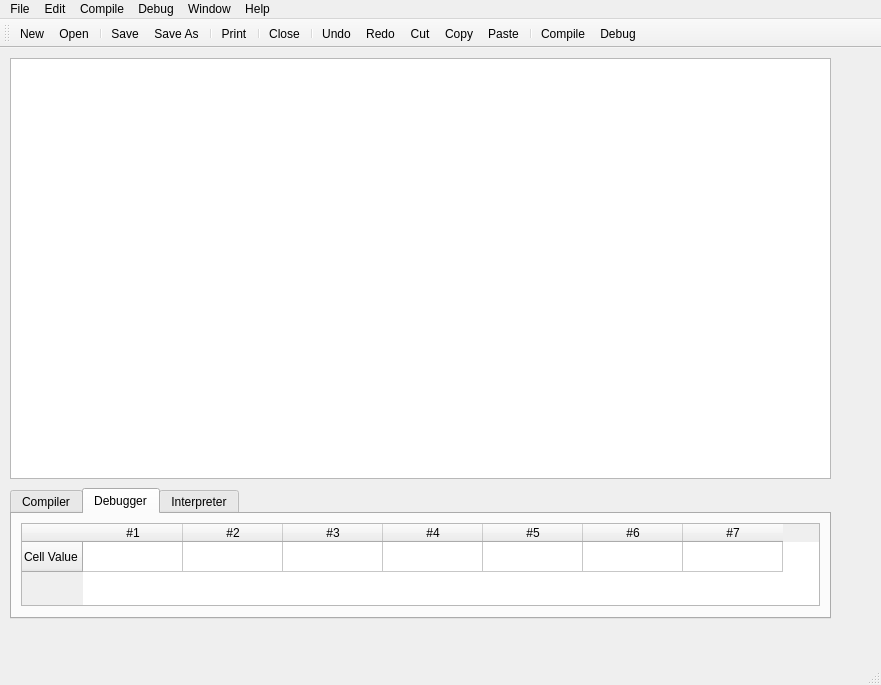
First picture: the form in trunk/src/mainwindow.ui, repository BackupTheBerlios/bf-dev-svn, before the edit.
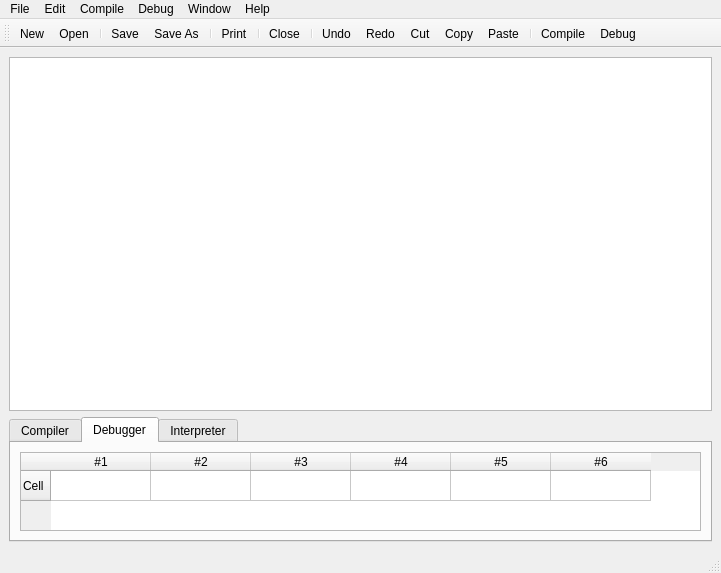
Second picture: the form after the edit. The open tabs and pages were chosen to show the change. Icons and pictures are not drawn.

The edit to the form file:
```diff
--- a/trunk/src/mainwindow.ui
+++ b/trunk/src/mainwindow.ui
@@ -8,78 +8,86 @@
    <rect>
     <x>0</x>
     <y>0</y>
-    <width>881</width>
-    <height>685</height>
+    <width>721</width>
+    <height>573</height>
    </rect>
   </property>
   <property name="windowTitle" >
    <string>Brainfuck Studio</string>
   </property>
   <widget class="QWidget" name="centralwidget" >
+   <layout class="QVBoxLayout" >
+    <property name="margin" >
+     <number>9</number>
+    </property>
+    <property name="spacing" >
+     <number>6</number>
+    </property>
+    <item>
+     <widget class="QTextEdit" name="textEdit_3" >
+      <property name="sizePolicy" >
+       <sizepolicy>
+        <hsizetype>7</hsizetype>
+        <vsizetype>7</vsizetype>
+        <horstretch>0</horstretch>
+        <verstretch>0</verstretch>
+       </sizepolicy>
+      </property>
+     </widget>
+    </item>
+    <item>
    <widget class="QTabWidget" name="tabWidget" >
-    <property name="geometry" >
-     <rect>
-      <x>10</x>
-      <y>440</y>
-      <width>821</width>
-      <height>131</height>
-     </rect>
+      <property name="minimumSize" >
+       <size>
+        <width>0</width>
+        <height>125</height>
+       </size>
+      </property>
+      <property name="maximumSize" >
+       <size>
+        <width>16777215</width>
+        <height>125</height>
+       </size>
     </property>
     <property name="currentIndex" >
-     <number>1</number>
+       <number>0</number>
     </property>
     <widget class="QWidget" name="tab" >
      <attribute name="title" >
       <string>Compiler</string>
      </attribute>
-     <widget class="QTextEdit" name="textEdit_2" >
-      <property name="geometry" >
-       <rect>
-        <x>10</x>
-        <y>10</y>
-        <width>801</width>
-        <height>91</height>
-       </rect>
-      </property>
+       <layout class="QVBoxLayout" >
+        <property name="margin" >
+         <number>9</number>
+        </property>
+        <property name="spacing" >
+         <number>6</number>
+        </property>
+        <item>
+         <widget class="QTextEdit" name="textEdit" >
       <property name="readOnly" >
        <bool>true</bool>
       </property>
      </widget>
+        </item>
+       </layout>
     </widget>
     <widget class="QWidget" name="tab_2" >
      <attribute name="title" >
       <string>Debugger</string>
      </attribute>
+       <layout class="QVBoxLayout" >
+        <property name="margin" >
+         <number>9</number>
+        </property>
+        <property name="spacing" >
+         <number>6</number>
+        </property>
+        <item>
      <widget class="QTableWidget" name="tableWidget" >
-      <property name="geometry" >
-       <rect>
-        <x>9</x>
-        <y>9</y>
-        <width>799</width>
-        <height>83</height>
-       </rect>
-      </property>
-      <property name="autoFillBackground" >
-       <bool>false</bool>
-      </property>
-      <property name="alternatingRowColors" >
-       <bool>true</bool>
-      </property>
-      <property name="iconSize" >
-       <size>
-        <width>0</width>
-        <height>0</height>
-       </size>
-      </property>
-      <property name="showGrid" >
-       <bool>true</bool>
-      </property>
-      <property name="gridStyle" >
-       <enum>Qt::SolidLine</enum>
-      </property>
       <row>
        <property name="text" >
-        <string>Cell Value</string>
+            <string>Cell </string>
        </property>
       </row>
       <column>
@@ -112,49 +120,40 @@
         <string>#6</string>
        </property>
       </column>
-      <column>
-       <property name="text" >
-        <string>#7</string>
-       </property>
-      </column>
-     </widget>
+         </widget>
+        </item>
+       </layout>
     </widget>
     <widget class="QWidget" name="tab_3" >
      <attribute name="title" >
       <string>Interpreter</string>
      </attribute>
-     <widget class="QTextEdit" name="textEdit" >
-      <property name="geometry" >
-       <rect>
-        <x>10</x>
-        <y>10</y>
-        <width>801</width>
-        <height>91</height>
-       </rect>
-      </property>
+       <layout class="QVBoxLayout" >
+        <property name="margin" >
+         <number>9</number>
+        </property>
+        <property name="spacing" >
+         <number>6</number>
+        </property>
+        <item>
+         <widget class="QTextEdit" name="textEdit_2" >
       <property name="readOnly" >
        <bool>true</bool>
       </property>
      </widget>
-    </widget>
-   </widget>
-   <widget class="QTextEdit" name="textEdit_3" >
-    <property name="geometry" >
-     <rect>
-      <x>10</x>
-      <y>10</y>
-      <width>821</width>
-      <height>421</height>
-     </rect>
-    </property>
-   </widget>
+        </item>
+       </layout>
+      </widget>
+     </widget>
+    </item>
+   </layout>
   </widget>
   <widget class="QMenuBar" name="menubar" >
    <property name="geometry" >
     <rect>
      <x>0</x>
      <y>0</y>
-     <width>881</width>
+     <width>721</width>
      <height>26</height>
     </rect>
    </property>
@@ -192,17 +191,6 @@
     <addaction name="separator" />
     <addaction name="actionPreferences" />
    </widget>
-   <widget class="QMenu" name="menuDebug" >
-    <property name="title" >
-     <string>Debug</string>
-    </property>
-    <addaction name="actionStart" />
-    <addaction name="actionStop" />
-    <addaction name="separator" />
-    <addaction name="separator" />
-    <addaction name="actionNext_Step" />
-    <addaction name="actionPrevious_Step" />
-   </widget>
    <widget class="QMenu" name="menuFile" >
     <property name="title" >
      <string>File</string>
@@ -239,6 +227,17 @@
     <addaction name="separator" />
     <addaction name="actionOnly_Interpret" />
    </widget>
+   <widget class="QMenu" name="menuDebug" >
+    <property name="title" >
+     <string>Debug</string>
+    </property>
+    <addaction name="actionStart" />
+    <addaction name="actionStop" />
+    <addaction name="separator" />
+    <addaction name="separator" />
+    <addaction name="actionNext_Step" />
+    <addaction name="actionPrevious_Step" />
+   </widget>
    <addaction name="menuFile" />
    <addaction name="menuEdit" />
    <addaction name="menuRun" />
@@ -250,8 +249,8 @@
    <property name="geometry" >
     <rect>
      <x>0</x>
-     <y>666</y>
-     <width>881</width>
+     <y>554</y>
+     <width>721</width>
      <height>19</height>
     </rect>
    </property>
```
Lines whose indentation alone changed are shown as unchanged.
